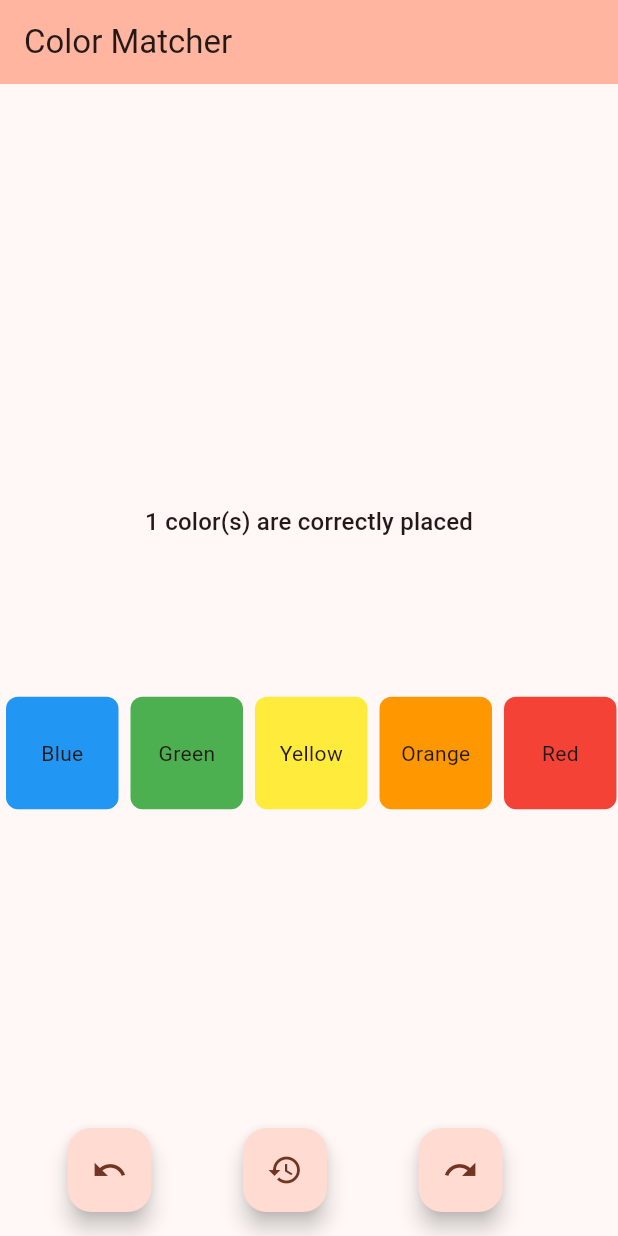
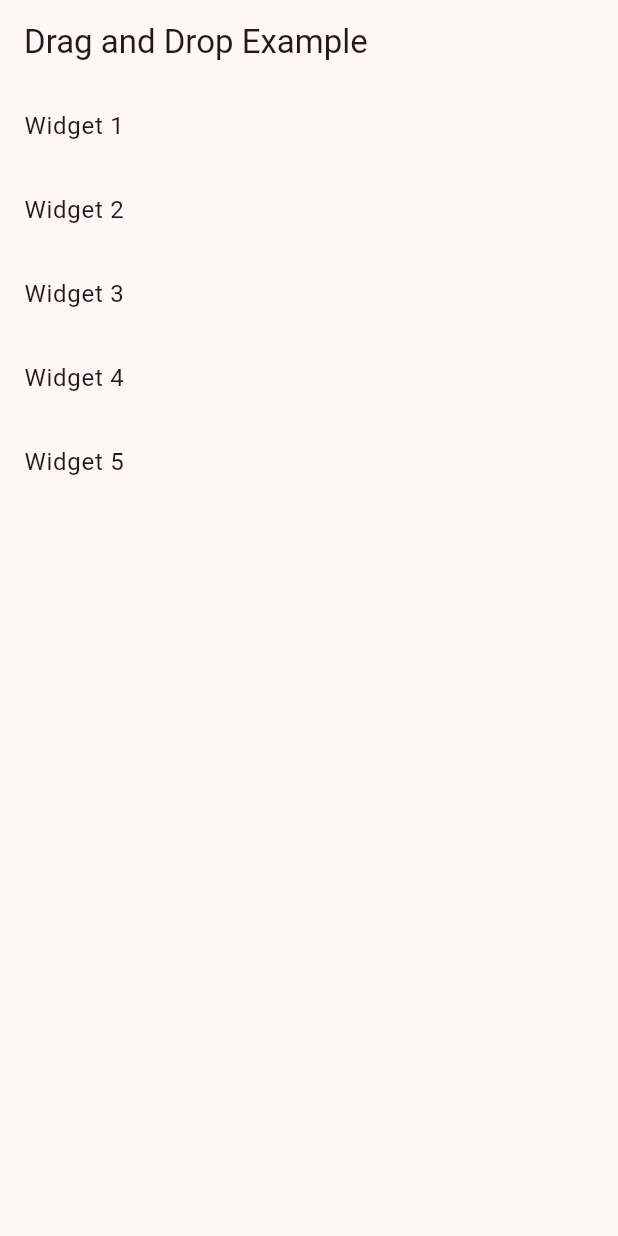
Before and after one commit to osobotu/cmatcher, a Flutter app: the screen it shows after launch, on a phone screen of 412 x 824 dp. Run offline on Flutter 3.47's test engine with Material 3 defaults, Android fonts, the light colour scheme and no system bars.

Commit message:
feat(drag-and-drop, WIP): try out reorderable listview and draggable widgets

```diff
--- a/lib/game/game_controller.dart
+++ b/lib/game/game_controller.dart
@@ -25,21 +25,8 @@ class GameController {
         _gameEngine.getCorrectMatches(_userColors.value).length;
   }
 
-  String updateUserColors({
-    required int fromIndex,
-    required int toIndex,
-  }) {
-    if (fromIndex < 0 ||
-        fromIndex >= _userColors.value.length ||
-        toIndex < 0 ||
-        toIndex >= _userColors.value.length) {
-      return "Invalid index";
-    }
-
-    Color temp = _userColors.value[fromIndex];
-    _userColors.value[fromIndex] = _userColors.value[toIndex];
-    _userColors.value[toIndex] = temp;
+  void updateUserColors({required List<Color> colors}) {
+    _userColors.value = colors;
     _getCorrectColors();
-    return "Exchanged ${_userColors.value[fromIndex]} and ${_userColors.value[toIndex]}";
   }
 }
--- a/lib/game/game_engine.dart
+++ b/lib/game/game_engine.dart
@@ -23,6 +23,7 @@ class CMatcherGameEngine {
         correctMatches.add(i);
       }
     }
+    print("REF: ${Utils.printList(referenceArray)}");
     return correctMatches;
   }
 
--- a/lib/game/game_page.dart
+++ b/lib/game/game_page.dart
@@ -30,8 +30,9 @@ class _CMatcherGamePageState extends State<CMatcherGamePage> {
         title: Text(widget.title),
       ),
       body: Column(
-        mainAxisAlignment: MainAxisAlignment.center,
+        mainAxisAlignment: MainAxisAlignment.spaceEvenly,
         children: [
+          const SizedBox(height: 20),
           ValueListenableBuilder(
             valueListenable: gameController.correctColors,
             builder: (context, numberOfCorrectColors, _) {
@@ -41,33 +42,69 @@ class _CMatcherGamePageState extends State<CMatcherGamePage> {
               );
             },
           ),
-          const SizedBox(height: 100),
+          const SizedBox(height: 40),
           ValueListenableBuilder(
             valueListenable: gameController.userColors,
             builder: (context, colors, _) {
-              return Row(
-                mainAxisAlignment: MainAxisAlignment.center,
-                children: [
-                  ...colors.map(
-                    (e) => DragTarget<Color>(
-                      builder: (context, accepted, rejected) {
-                        return Draggable(
-                          feedback: FeedbackWidget(color: e),
-                          child: ColorWidget(color: e),
+              return Flexible(
+                child: ReorderableListView.builder(
+                    shrinkWrap: true,
+                    scrollDirection: Axis.horizontal,
+                    buildDefaultDragHandles: false,
+                    itemBuilder: (context, index) {
+                      return ReorderableDragStartListener(
+                        key: ValueKey(colors[index]),
+                        index: index,
+                        child: ColorWidget(
+                          key: ValueKey(colors[index]),
+                          color: colors[index],
+                        ),
                       );
                     },
-                      onAcceptWithDetails: (details) {
-                        // todo: replace this color with the dropped one and move this color to the picked position
-                      },
-                    ),
-                  )
-                ],
+                    itemCount: colors.length,
+                    onReorder: (int oldIndex, int newIndex) {
+                      setState(() {
+                        // Swap the items
+                        final temp = colors[oldIndex];
+                        colors[oldIndex] = colors[newIndex];
+                        colors[newIndex] = temp;
+                        // if (newIndex > oldIndex) {
+                        //   newIndex -= 1;
+                        // }
+                        // final item = colors.removeAt(oldIndex);
+                        // colors.insert(newIndex, item);
+                      });
+                      print("UI: ${Utils.printList(colors)}");
+                      gameController.updateUserColors(colors: colors);
+                    }),
               );
             },
           ),
-        ],
-      ),
-      floatingActionButton: Row(
+          // ValueListenableBuilder(
+          //   valueListenable: gameController.userColors,
+          //   builder: (context, colors, _) {
+          //     return Row(
+          //       mainAxisAlignment: MainAxisAlignment.center,
+          //       children: [
+          //         ...colors.map(
+          //           (e) => DragTarget<Color>(
+          //             builder: (context, accepted, rejected) {
+          //               return Draggable(
+          //                 feedback: FeedbackWidget(color: e),
+          //                 child: ColorWidget(color: e),
+          //               );
+          //             },
+          //             onAcceptWithDetails: (details) {
+          //               // todo: replace this color with the dropped one and move this color to the picked position
+          //             },
+          //           ),
+          //         )
+          //       ],
+          //     );
+          //   },
+          // ),
+          const SizedBox(height: 40),
+          Row(
             mainAxisAlignment: MainAxisAlignment.spaceEvenly,
             children: [
               FloatingActionButton(
@@ -85,6 +122,9 @@ class _CMatcherGamePageState extends State<CMatcherGamePage> {
                 tooltip: 'Redo',
                 child: const Icon(Icons.redo),
               ),
+            ],
+          ),
+          const SizedBox(height: 20),
         ],
       ),
     );
@@ -149,3 +189,55 @@ class FeedbackWidget extends StatelessWidget {
     );
   }
 }
+
+class WidgetList extends StatefulWidget {
+  @override
+  _WidgetListState createState() => _WidgetListState();
+}
+
+class _WidgetListState extends State<WidgetList> {
+  List<String> items = [
+    'Widget 1',
+    'Widget 2',
+    'Widget 3',
+    'Widget 4',
+    'Widget 5'
+  ];
+
+  @override
+  Widget build(BuildContext context) {
+    return ListView.builder(
+      itemCount: items.length,
+      itemBuilder: (context, index) {
+        return Draggable<int>(
+          data: index,
+          feedback: Material(
+            child: Container(
+              padding: EdgeInsets.all(8.0),
+              color: Colors.blue,
+              child: Text(
+                items[index],
+                style: TextStyle(color: Colors.white),
+              ),
+            ),
+          ),
+          child: DragTarget<int>(
+            onAccept: (int fromIndex) {
+              setState(() {
+                // Swap the items
+                final temp = items[fromIndex];
+                items[fromIndex] = items[index];
+                items[index] = temp;
+              });
+            },
+            builder: (context, candidateData, rejectedData) {
+              return ListTile(
+                title: Text(items[index]),
+              );
+            },
+          ),
+        );
+      },
+    );
+  }
+}
--- a/lib/main.dart
+++ b/lib/main.dart
@@ -17,7 +17,13 @@ class MyApp extends StatelessWidget {
         colorScheme: ColorScheme.fromSeed(seedColor: Colors.deepOrange),
         useMaterial3: true,
       ),
-      home: const CMatcherGamePage(title: 'Color Matcher'),
+      // home: const CMatcherGamePage(title: 'Color Matcher'),
+      home: Scaffold(
+        appBar: AppBar(
+          title: Text('Drag and Drop Example'),
+        ),
+        body: WidgetList(),
+      ),
     );
   }
 }
```
Also changed, not shown: lib/utils.dart (+9 -0 lines). Lines whose indentation alone changed are shown as unchanged.
